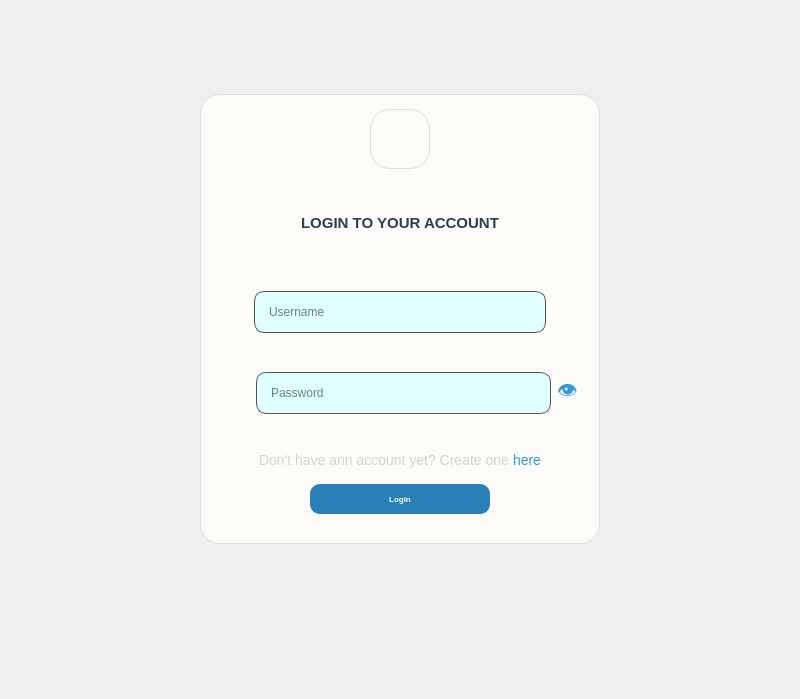
Old version of the form MAIN PROJECT/USER-INTERFACE/loginPage.ui in the repository dhqkhanh2430/ScrollTravel-PROJECT.
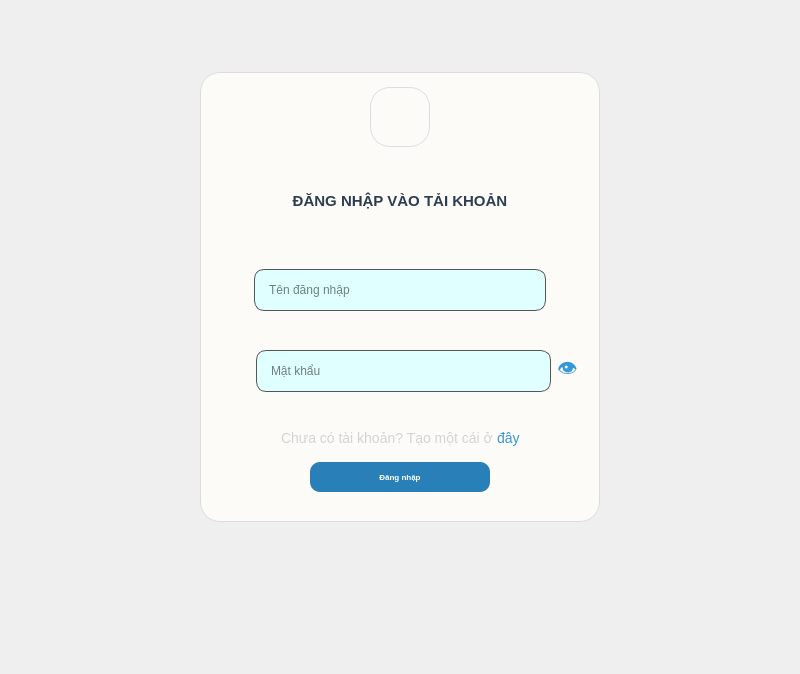
New version of the form. Icons and pictures are not drawn.

Diff of the .ui file:
```diff
--- a/MAIN PROJECT/USER-INTERFACE/loginPage.ui
+++ b/MAIN PROJECT/USER-INTERFACE/loginPage.ui
@@ -7,7 +7,7 @@
     <x>0</x>
     <y>0</y>
     <width>800</width>
-    <height>699</height>
+    <height>674</height>
    </rect>
   </property>
   <property name="windowTitle">
@@ -178,7 +178,7 @@
 </string>
          </property>
          <property name="text">
-          <string>LOGIN TO YOUR ACCOUNT</string>
+          <string>ĐĂNG NHẬP VÀO TẢI KHOẢN</string>
          </property>
          <property name="alignment">
           <set>Qt::AlignCenter</set>
@@ -230,7 +230,7 @@
             <set>Qt::AlignLeading|Qt::AlignLeft|Qt::AlignVCenter</set>
            </property>
            <property name="placeholderText">
-            <string notr="true">Username</string>
+            <string notr="true">Tên đăng nhập</string>
            </property>
           </widget>
          </item>
@@ -289,7 +289,7 @@
              <set>Qt::AlignLeading|Qt::AlignLeft|Qt::AlignVCenter</set>
             </property>
             <property name="placeholderText">
-             <string notr="true">Password</string>
+             <string notr="true">Mật khẩu</string>
             </property>
            </widget>
           </item>
@@ -349,7 +349,7 @@
 </string>
            </property>
            <property name="text">
-            <string>Don't have ann account yet? Create one</string>
+            <string>Chưa có tài khoản? Tạo một cái ở</string>
            </property>
           </widget>
          </item>
@@ -377,7 +377,7 @@
 }</string>
            </property>
            <property name="text">
-            <string>here</string>
+            <string>đây</string>
            </property>
           </widget>
          </item>
@@ -439,7 +439,7 @@
 }</string>
            </property>
            <property name="text">
-            <string>Login</string>
+            <string>Đăng nhập</string>
            </property>
           </widget>
          </item>
```
